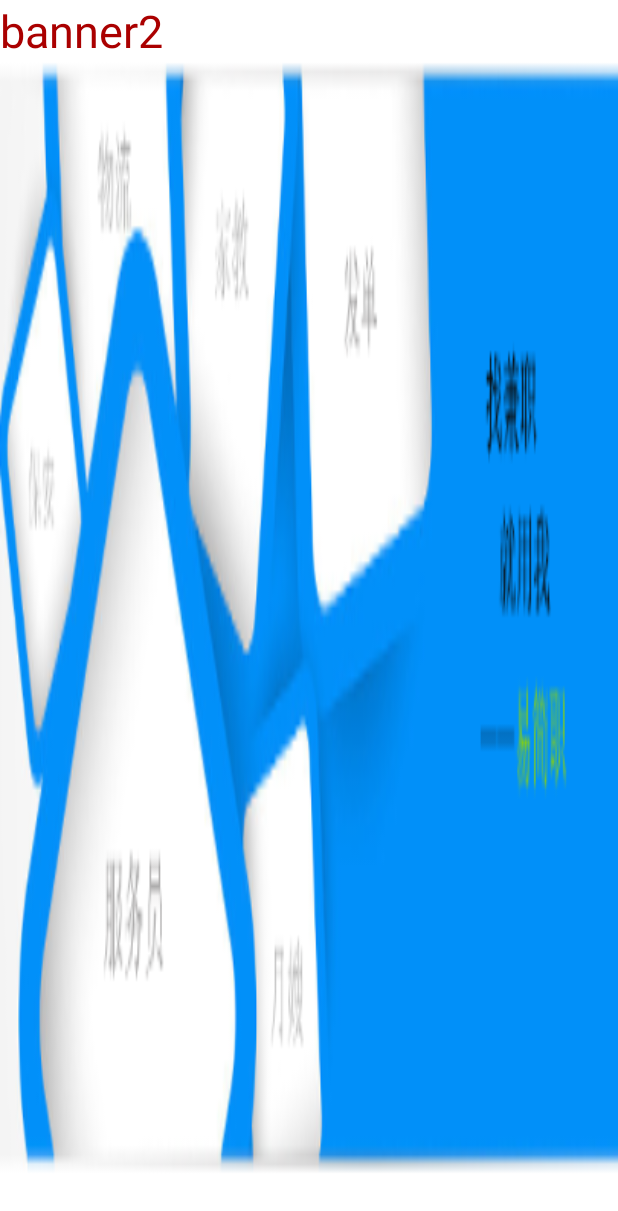
After one commit to binge123/yijianzhi, an Android app: the layout first_banner2_layout.xml on its own in the app's theme, with its tools: preview values and no code run, on a phone screen of 412 x 824 dp. The commit adds this screen. Shown: the top 1211 px of the screen. Run offline under Robolectric (Android 15) with nearby library versions, the phone set to English and light mode, and no system bars.

Commit message:
首页界面

```diff
--- /dev/null
+++ b/YiJianZhi/app/src/main/res/layout/first_banner2_layout.xml
@@ -0,0 +1,14 @@
+<?xml version="1.0" encoding="utf-8"?>
+<LinearLayout xmlns:android="http://schemas.android.com/apk/res/android"
+    android:layout_width="match_parent"
+    android:layout_height="match_parent"
+    android:background="@drawable/banner1">
+
+    <TextView
+        android:layout_width="wrap_content"
+        android:layout_height="wrap_content"
+        android:text="banner2"
+        android:id="@+id/textView2"
+        android:textColor="#a00"
+        android:textSize="30sp"/>
+</LinearLayout>
```
Also changed, not shown: YiJianZhi/app/src/main/java/com/best/fragment/FirstFragment.java (+45 -1 lines), YiJianZhi/app/src/main/res/layout/first_banner1_layout.xml (added, +7 -0 lines), YiJianZhi/app/src/main/res/layout/fragment_first.xml (+24 -4 lines), YiJianZhi/app/src/main/res/drawable-xxxhdpi/banner1.png (added), YiJianZhi/app/src/main/res/drawable-xxxhdpi/chengshi_bak.png (added), YiJianZhi/app/src/main/res/drawable-xxxhdpi/chengshi_sousuo.png (added), YiJianZhi/app/src/main/res/drawable-xxxhdpi/tubiao_jizhao.png (added), YiJianZhi/app/src/main/res/drawable-xxxhdpi/zhuye_fujin.png (added), YiJianZhi/app/src/main/res/drawable-xxxhdpi/zhuye_gengduo.png (added), YiJianZhi/app/src/main/res/drawable-xxxhdpi/zhuye_remen.png (added), YiJianZhi/app/src/main/res/drawable-xxxhdpi/zhuye_xianshi.png (added), 3 other files.
